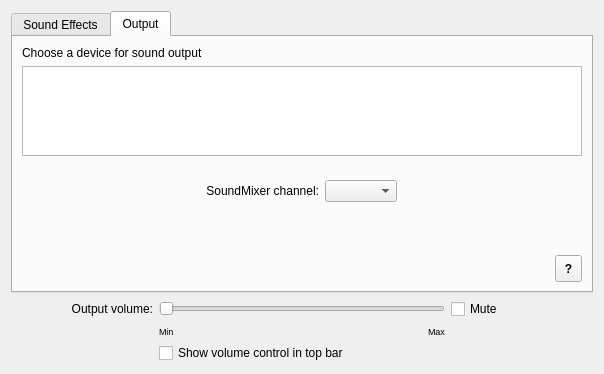
Above: syspref/forms/sound.ui from admiral0/Antico-Deluxe before the change. Below: the same form after it.
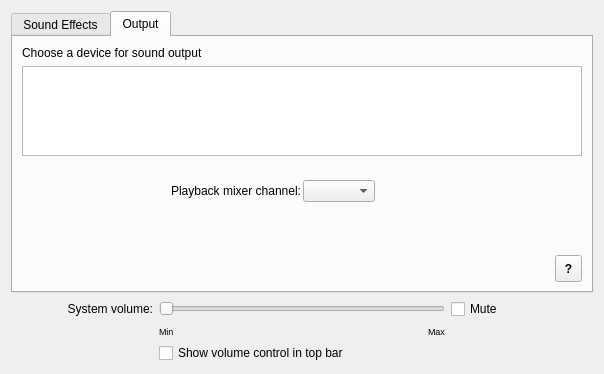
That is the form after the change. The open tabs and pages were chosen to show the change. Icons and pictures are not drawn.

Commit message: syspref.app "Sound" module - work in progess - mute/unmute function; show/hide volume control in WM toppanel; show hardware list; a combobox for selecting different mixer device; patch for selecting next window in ALT-TAB dialog

```diff
--- a/syspref/forms/sound.ui
+++ b/syspref/forms/sound.ui
@@ -98,6 +98,12 @@
            <height>0</height>
           </size>
          </property>
+         <property name="maximumSize">
+          <size>
+           <width>286</width>
+           <height>16777215</height>
+          </size>
+         </property>
          <property name="text">
           <string>Play feedback when sound volume is changed</string>
          </property>
@@ -161,7 +167,10 @@
        <string>Output</string>
       </attribute>
       <layout class="QGridLayout" name="gridLayout">
-       <item row="0" column="0" colspan="3">
+       <property name="horizontalSpacing">
+        <number>2</number>
+       </property>
+       <item row="0" column="0">
         <widget class="QLabel" name="label_3">
          <property name="sizePolicy">
           <sizepolicy hsizetype="Expanding" vsizetype="Preferred">
@@ -174,8 +183,8 @@
          </property>
         </widget>
        </item>
-       <item row="1" column="0" colspan="3">
-        <widget class="QListWidget" name="devicesList">
+       <item row="1" column="0" colspan="2">
+        <widget class="QListWidget" name="playbackDevicesLst">
          <property name="maximumSize">
           <size>
            <width>16777215</width>
@@ -184,7 +193,7 @@
          </property>
         </widget>
        </item>
-       <item row="2" column="1">
+       <item row="2" column="0">
         <spacer name="verticalSpacer">
          <property name="orientation">
           <enum>Qt::Vertical</enum>
@@ -201,6 +210,11 @@
         </spacer>
        </item>
        <item row="3" column="0">
+        <layout class="QHBoxLayout" name="horizontalLayout_3">
+         <property name="spacing">
+          <number>2</number>
+         </property>
+         <item>
         <spacer name="horizontalSpacer_6">
          <property name="orientation">
           <enum>Qt::Horizontal</enum>
@@ -216,24 +230,27 @@
          </property>
         </spacer>
        </item>
-       <item row="3" column="1">
-        <layout class="QHBoxLayout" name="horizontalLayout_3">
          <item>
           <widget class="QLabel" name="label_5">
            <property name="text">
-            <string>SoundMixer channel:</string>
+            <string>Playback mixer channel:</string>
            </property>
            <property name="alignment">
             <set>Qt::AlignRight|Qt::AlignTrailing|Qt::AlignVCenter</set>
            </property>
           </widget>
          </item>
-         <item>
-          <widget class="QComboBox" name="MixerChannelCmb"/>
-         </item>
         </layout>
        </item>
-       <item row="3" column="2">
+       <item row="3" column="1">
+        <layout class="QHBoxLayout" name="horizontalLayout_4">
+         <property name="spacing">
+          <number>2</number>
+         </property>
+         <item>
+          <widget class="QComboBox" name="playbackMixerDeviceCmb"/>
+         </item>
+         <item>
         <spacer name="horizontalSpacer_7">
          <property name="orientation">
           <enum>Qt::Horizontal</enum>
@@ -249,7 +266,9 @@
          </property>
         </spacer>
        </item>
-       <item row="4" column="1">
+        </layout>
+       </item>
+       <item row="4" column="0" colspan="2">
         <spacer name="verticalSpacer_2">
          <property name="orientation">
           <enum>Qt::Vertical</enum>
@@ -262,7 +281,7 @@
          </property>
         </spacer>
        </item>
-       <item row="5" column="0" colspan="3">
+       <item row="5" column="0" colspan="2">
         <layout class="QHBoxLayout" name="horizontalLayout">
          <item>
           <spacer name="horizontalSpacer_8">
@@ -360,7 +379,7 @@
         </size>
        </property>
        <property name="text">
-        <string>Output volume:</string>
+        <string>System volume:</string>
        </property>
        <property name="alignment">
         <set>Qt::AlignRight|Qt::AlignTrailing|Qt::AlignVCenter</set>
```
Lines whose indentation alone changed are shown as unchanged. The commit also changes 19 other files.
